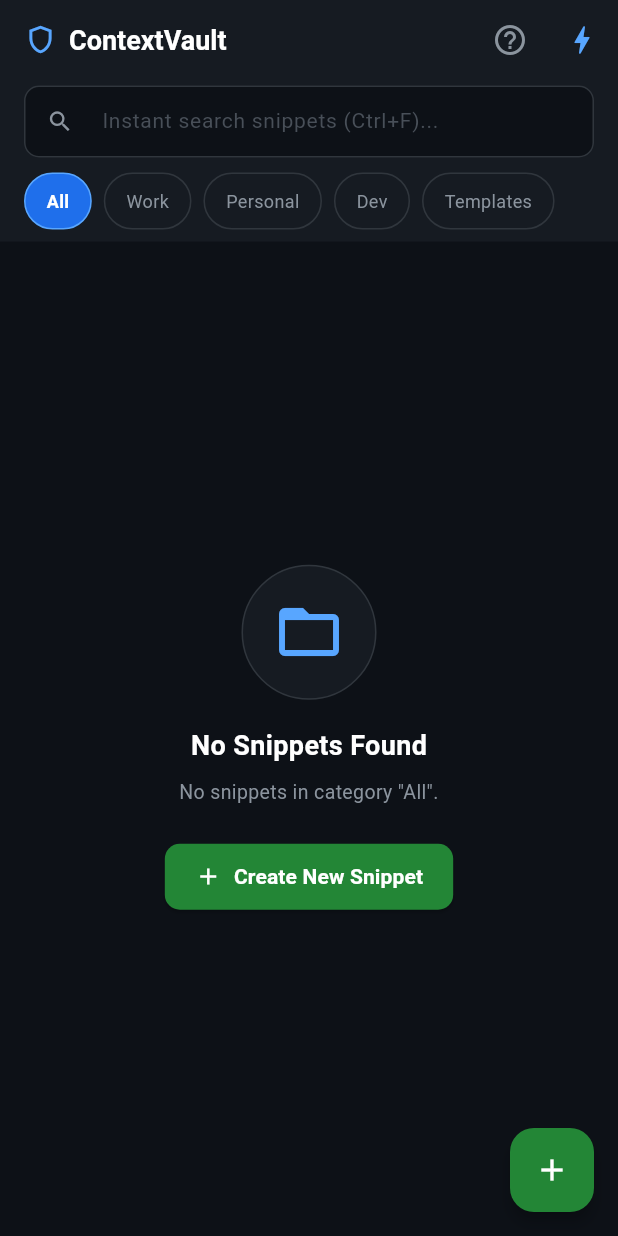
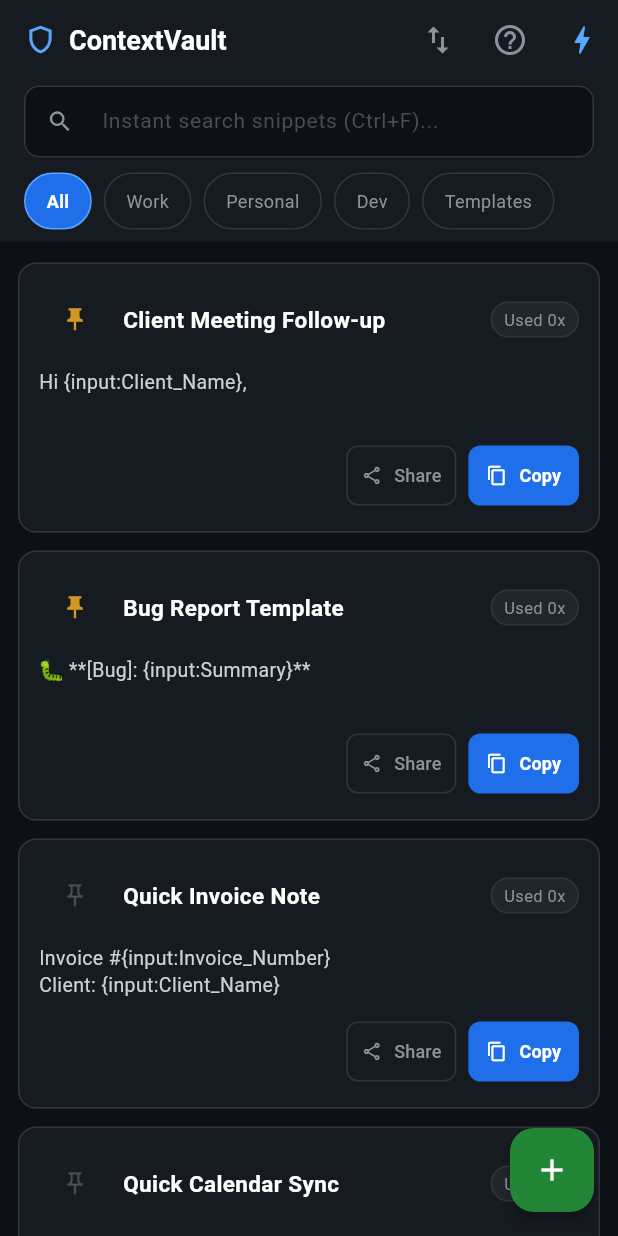
Before and after one commit to Abhimanyu-Vaishnav/ContextVault, a Flutter app: the screen it shows after launch, on a phone screen of 412 x 824 dp. Run offline on Flutter 3.47's test engine with Material 3 defaults, Android fonts, the phone set to English and light mode, and no system bars; our stand-ins replace sqflite; missing offline and left inert: purchases_flutter; accounts and stored records are empty.

Commit message:
feat: Implement BackupService JSON export/import and seed starter kit snippets

```diff
--- /dev/null
+++ b/lib/services/backup_service.dart
@@ -0,0 +1,113 @@
+import 'dart:convert';
+import 'package:flutter/foundation.dart';
+import '../models/snippet.dart';
+import 'database_service.dart';
+
+enum ImportConflictStrategy { append, overwrite }
+
+class BackupService {
+  /// Export all database snippets as a formatted JSON string
+  static Future<String> exportSnippetsJson() async {
+    try {
+      final snippets = await DatabaseService.getSnippets(query: '', category: 'All');
+      final List<Map<String, dynamic>> jsonList = snippets.map((s) => s.toMap()).toList();
+      final Map<String, dynamic> exportData = {
+        'version': 1,
+        'appName': 'ContextVault',
+        'exportedAt': DateTime.now().toIso8601String(),
+        'snippetCount': jsonList.length,
+        'snippets': jsonList,
+      };
+      return const JsonEncoder.withIndent('  ').convert(exportData);
+    } catch (e) {
+      debugPrint('[BackupService] Export error: $e');
+      rethrow;
+    }
+  }
+
+  /// Import snippets from JSON string with conflict resolution strategy
+  static Future<int> importSnippetsJson(
+    String jsonString, {
+    ImportConflictStrategy strategy = ImportConflictStrategy.append,
+  }) async {
+    try {
+      final Map<String, dynamic> data = jsonDecode(jsonString);
+      if (!data.containsKey('snippets') || data['snippets'] is! List) {
+        throw FormatException('Invalid ContextVault backup format.');
+      }
+
+      final List<dynamic> snippetList = data['snippets'];
+      final List<Snippet> importedSnippets =
+          snippetList.map((item) => Snippet.fromMap(item as Map<String, dynamic>)).toList();
+
+      if (strategy == ImportConflictStrategy.overwrite) {
+        final currentSnippets = await DatabaseService.getSnippets(query: '', category: 'All');
+        for (var s in currentSnippets) {
+          if (s.id != null) {
+            await DatabaseService.deleteSnippet(s.id!);
+          }
+        }
+      }
+
+      int count = 0;
+      for (var snippet in importedSnippets) {
+        // Reset ID to create new auto-increment entries during append
+        if (strategy == ImportConflictStrategy.append) {
+          snippet.id = null;
+        }
+        await DatabaseService.saveSnippet(snippet);
+        count++;
+      }
+
+      return count;
+    } catch (e) {
+      debugPrint('[BackupService] Import error: $e');
+      rethrow;
+    }
+  }
+
+  /// Seed database with 5 practical ready-to-use Starter Kit snippets
+  static Future<void> seedStarterKit() async {
+    try {
+      final existingCount = await DatabaseService.getSnippetCount();
+      if (existingCount > 0) return; // Only seed on empty install
+
+      final starterSnippets = [
+        Snippet(
+          title: 'Client Meeting Follow-up',
+          category: 'Work',
+          content: 'Hi {input:Client_Name},\n\nThanks for speaking with us on {date} at {time}.\nNext Steps:\n1. {input:Action_Item_1}\n2. {input:Action_Item_2}\n\nBest regards,\n[Your Name]',
+          isPinned: true,
+        ),
+        Snippet(
+          title: 'Bug Report Template',
+          category: 'Dev',
+          content: '🐛 **[Bug]: {input:Summary}**\n\n**Environment:** {input:OS_Device}\n**Date:** {date} {time}\n\n**Steps to Reproduce:**\n1. {input:Step_1}\n\n**Logs / Clipboard:**\n{clipboard}',
+          isPinned: true,
+        ),
+        Snippet(
+          title: 'Quick Invoice Note',
+          category: 'Templates',
+          content: 'Invoice #{input:Invoice_Number}\nClient: {input:Client_Name}\nDate: {date}\nAmount: \${input:Amount}\nPayment Method: {input:Payment_Method}',
+        ),
+        Snippet(
+          title: 'Quick Calendar Sync',
+          category: 'Personal',
+          content: 'Hey! Let\'s catch up on {date} around {time}. Does that work for you?',
+        ),
+        Snippet(
+          title: 'Code Review Response',
+          category: 'Dev',
+          content: 'LGTM! Tested on {date} at {time}.\nNote: {input:Review_Note}',
+        ),
+      ];
+
+      for (var snippet in starterSnippets) {
+        await DatabaseService.saveSnippet(snippet);
+      }
+      debugPrint('[BackupService] Seeded 5 starter kit snippets.');
+    } catch (e) {
+      debugPrint('[BackupService] Seed error: $e');
+    }
+  }
+}
```
Also changed, not shown: lib/main.dart (+100 -1 lines).
